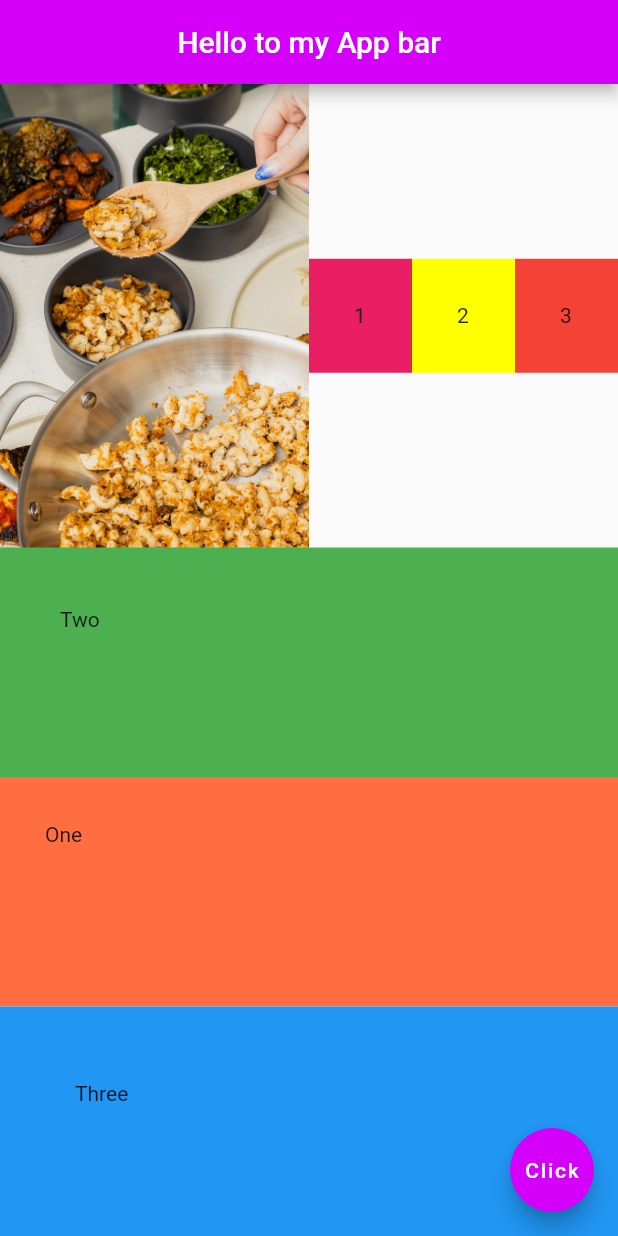
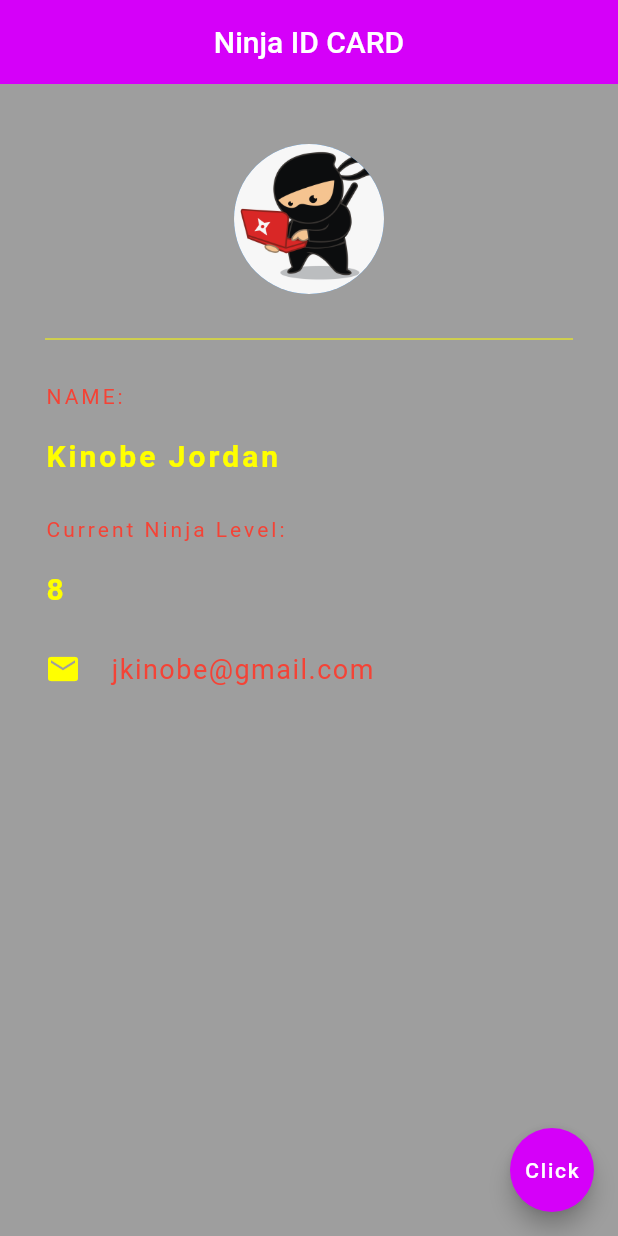
Before and after one commit to jkinathan/FlatNinja, a Flutter app: the screen it shows after launch, on a phone screen of 412 x 824 dp. Run offline on Flutter 3.47's test engine with Material 2 defaults, Android fonts, the phone set to English and light mode, and no system bars.

Commit message:
compeleted NinjaID with stateless

```diff
--- a/lib/main.dart
+++ b/lib/main.dart
@@ -12,82 +12,83 @@ class Home extends StatelessWidget {
   @override
   Widget build(BuildContext context) {
     return Scaffold(
+      backgroundColor: Colors.grey,
       appBar: AppBar(
-        title: Text("Hello to my App bar"),
+        title: Text("Ninja ID CARD"),
         centerTitle: true,
         backgroundColor: Colors.purpleAccent[400],
+        elevation: 0.0,
       ),
-      body:
-          Column(
-            mainAxisAlignment: MainAxisAlignment.spaceEvenly,
-            crossAxisAlignment: CrossAxisAlignment.stretch,
+      body: Padding(
+        padding: const EdgeInsets.fromLTRB(30.0,40.0,30.0,0.0),
+        child: Column(
+          crossAxisAlignment: CrossAxisAlignment.start,
             children: [
+              Center(
+                child: CircleAvatar(
+                  backgroundImage: AssetImage('assets/ninja1.png'),
+                  radius: 50.0,
+                ),
+              ),
+              Divider(height: 60.0,color: Colors.yellowAccent),
+              Text(
+                  'NAME:',
+                style: TextStyle(
+                    color: Colors.red,
+                  letterSpacing: 2.0,
+                ),
+              ),
+              SizedBox(height: 20.0),
+              Text(
+                'Kinobe Jordan',
+                style: TextStyle(
+                  color: Colors.yellowAccent[200],
+                  letterSpacing: 2.0,
+                  fontSize: 20.0,
+                  fontWeight: FontWeight.bold,
+                ),
+              ),
+              SizedBox(height: 30.0),
+              Text(
+                'Current Ninja Level:',
+                style: TextStyle(
+                  color: Colors.red,
+                  letterSpacing: 2.0,
+                ),
+              ),
+              SizedBox(height: 20.0),
+              Text(
+                '8',
+                style: TextStyle(
+                  color: Colors.yellowAccent[200],
+                  letterSpacing: 2.0,
+                  fontSize: 20.0,
+                  fontWeight: FontWeight.bold,
+                ),
+              ),
+              SizedBox(height: 30.0),
               Row(
                 children: [
-                  Expanded(child: Image.asset('assets/foodie.jpg'),flex: 3,),
-                  Expanded(
-                    flex: 1,
-                    child: Container(
-                      color: Colors.pink,
-                      padding: EdgeInsets.all(30.0),
-                      child: Text('1'),
+                  Icon(
+                    Icons.email,
+                    color: Colors.yellowAccent,
+                  ),
+                  SizedBox(width: 20.0),
+                  Text(
+                      'jkinobe@gmail.com',
+                    style: TextStyle(
+                      color: Colors.red,
+                      fontSize: 18.0,
+                      letterSpacing: 1.0,
                     ),
-                  ),
-                  Expanded(
-                    flex: 1,
-                    child: Container(
-                      color: Colors.yellowAccent,
-                      padding: EdgeInsets.all(30.0),
-                      child: Text('2'),
-                    ),
-                  ),
-                  Expanded(
-                    flex: 1,
-                    child: Container(
-                      color: Colors.red,
-                      padding: EdgeInsets.all(30.0),
-                      child: Text('3'),
-                    ),
+
                   ),
                 ],
               ),
-              Expanded(
-                child: Container(
-                  color: Colors.green,
-                  padding: EdgeInsets.all(40.0),
-                  child: Text('Two'),
-                ),
-              ),
-              Expanded(
-                child: Container(
-                  color: Colors.deepOrangeAccent,
-                  padding: EdgeInsets.all(30.0),
-                  child: Text('One'),
-                ),
-              ),
-              Expanded(
-                child: Container(
-                  color: Colors.blue,
-                  padding: EdgeInsets.all(50.0),
-                  child: Text('Three'),
-                ),
-              ),
             ],
-          ),
-      // Row(
-      //   mainAxisAlignment: MainAxisAlignment.spaceEvenly,
-      //   crossAxisAlignment: CrossAxisAlignment.center,
-      //   children: [
-      //     Text('Hello World'),
-      //     FlatButton(onPressed: (){}, color: Colors.purple,child: Text('Press me'),),
-      //     Container(
-      //       color: Colors.amberAccent,
-      //       padding: EdgeInsets.all(30.0),
-      //       child: Text('Inside my Container'),
-      //     ),
-      //   ],
-      //
-      // ),
+        ),
+      ),
+
       floatingActionButton: FloatingActionButton(
         onPressed: (){},
         child: Text("Click"),
```
Also changed, not shown: assets/ninja1.png (added), 1 other file.
